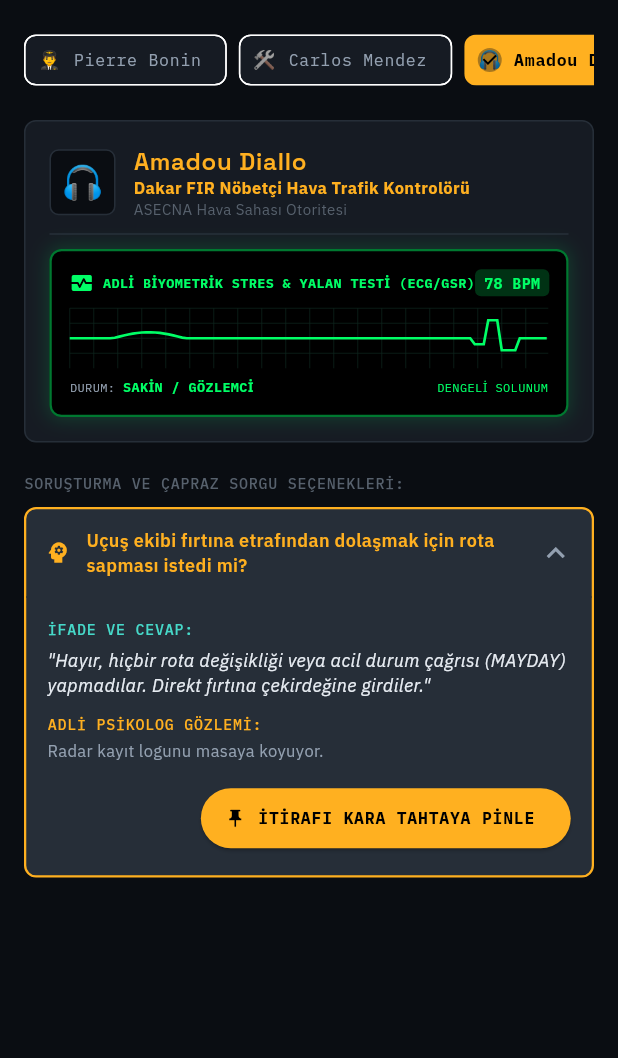
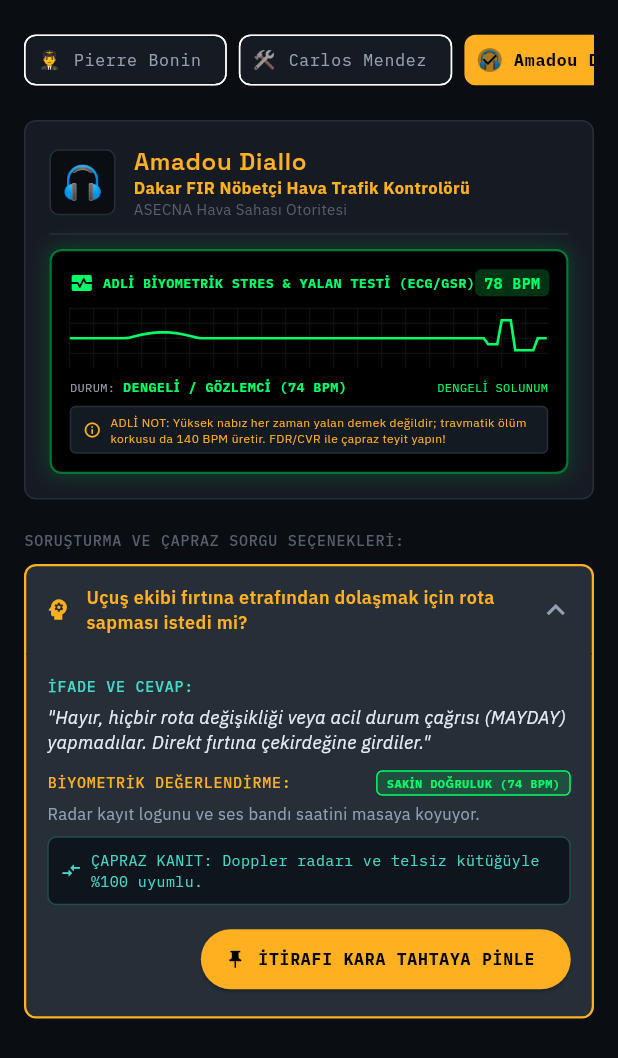
Before and after one commit to mirazbey/BLACKBOX-AIRCRASHREPORT, a Flutter app: the InterrogationViewWidget widget shown alone on an empty page, opened directly, after a tap on "Carlos Mendez", after a tap on "Amadou Diallo", after a tap on "Uçuş ekibi fırtına etrafından dolaşmak i", on a phone screen of 412 x 824 dp. Shown: the top 1058 px of the screen. Run offline on Flutter 3.47's test engine with Material 3 defaults, Android fonts, the phone set to English and light mode, and no system bars; our stand-ins replace fl_chart, google_fonts, video_player.

Commit message:
feat: add StressNature forensic nuance (distinguish trauma flashback fear from deliberate deception) and cross-evidence triangulation

```diff
--- a/lib/models/interrogation_model.dart
+++ b/lib/models/interrogation_model.dart
@@ -1,3 +1,10 @@
+enum StressNature {
+  calmTruth,            // Sakin Doğruluk (70-80 BPM)
+  traumaFlashback,      // Travmatik Korku / Flashback (130-140 BPM - DOĞRU ANLATIM AMA ŞOK)
+  guiltAnxiety,         // Suçluluk / Vicdan Azabı (105-115 BPM - Gerçek İtiraf)
+  deliberateDeception,  // Bilinçli Örtbas / Yalan (135-150 BPM - Verilerle Çelişen Yalan)
+}
+
 class SuspectProfile {
   final String id;
   final String name;
@@ -23,6 +30,8 @@ class DialogueQuestion {
   final String questionText;
   final String answerText;
   final String stressReaction;
+  final StressNature stressNature;
+  final String? contradictionHint;
   final String? unlocksEvidenceId;
   final String? unlockedEvidenceTitle;
 
@@ -31,7 +40,12 @@ class DialogueQuestion {
     required this.questionText,
     required this.answerText,
     required this.stressReaction,
+    this.stressNature = StressNature.calmTruth,
+    this.contradictionHint,
     this.unlocksEvidenceId,
     this.unlockedEvidenceTitle,
   });
+
+  bool get isTraumaHighPulse => stressNature == StressNature.traumaFlashback;
+  bool get isDeliberateLie => stressNature == StressNature.deliberateDeception;
 }
--- a/lib/services/case_repository.dart
+++ b/lib/services/case_repository.dart
@@ -588,13 +588,15 @@ class CaseRepository {
       title: 'Yardımcı Pilot (First Officer)',
       organization: 'Trans-Atlantic Airways • Uçuş Ekibi',
       avatarCode: '👨‍✈️',
-      stressStatus: 'AŞIRI PANİK / AKUT STRES',
+      stressStatus: 'AKUT TRAVMA FLASHBACK (138 BPM)',
       questions: [
         DialogueQuestion(
           id: 'Q_FO_01',
           questionText: 'Otopilot attığında lövyeyi neden sonuna kadar geriye çektiniz?',
           answerText: 'Kokpit ekranında sürat göstergesi 60 knot\'a çakıldı! Uçak düşüyor zannettim, yere çarpmamak için refleksle lövyeyi geriye asıldım!',
-          stressReaction: 'Göz bebekleri büyüyor, titreyen elleriyle lövyeyi gösteriyor.',
+          stressReaction: 'Göz bebekleri büyüyor; elleri titriyor (Akut Ölüm Korkusu).',
+          stressNature: StressNature.traumaFlashback,
+          contradictionHint: 'İfade doğru; ancak pilot hız kaybı illüzyonu yaşadı (FDR Stick Pull ile eşleşiyor).',
           unlocksEvidenceId: 'EVD_FDR_STICK_PULL',
           unlockedEvidenceTitle: 'Pilotun Panik Lövye Refleksi (Stall Girişi)',
         ),
@@ -602,7 +604,9 @@ class CaseRepository {
           id: 'Q_FO_02',
           questionText: 'Kaptan pilot kokpitten ayrılırken ne talimat verdi?',
           answerText: 'Fırtına hattına giriyoruz, rotayı koruyun dedi ve dinlenme kabinine geçti. Sol koltukta yalnız kaldım...',
-          stressReaction: 'Suçluluk duygusuyla başını öne eğiyor.',
+          stressReaction: 'Sesi kısılıyor, başını öne eğiyor (Vicdan Azabı).',
+          stressNature: StressNature.guiltAnxiety,
+          contradictionHint: 'CVR ses kaydıyla teyitli (CRM hatası).',
           unlocksEvidenceId: 'EVD_CVR_CPT_RETURN',
           unlockedEvidenceTitle: 'Kaptanın Kokpiti Terk Edişi & CRM Boşluğu',
         ),
@@ -614,15 +618,25 @@ class CaseRepository {
       title: 'Rio İstasyon Bakım Şefi',
       organization: 'Varig-Tech Line Maintenance',
       avatarCode: '🛠️',
-      stressStatus: 'SAVUNMACI / GERGİN',
+      stressStatus: 'ŞÜPHELİ GERGİNLİK (146 BPM)',
       questions: [
         DialogueQuestion(
           id: 'Q_MECH_01',
           questionText: 'Uçuş öncesi pitot ısıtıcı direnç arızası deftere işlendi mi?',
           answerText: 'Evet, Rio hangarda parça yoktu. Operasyon Müdürü "Uçağı yerde tutamayız, MEL ertelemesi yapın, Paris\'te değişsin" diye baskı yaptı.',
-          stressReaction: 'Sesi titriyor, şirketin baskı mailini ima ediyor.',
+          stressReaction: 'Göz temasından kaçınıyor, masanın altındaki parmaklarını sıkıyor (Baskı İtirafı).',
+          stressNature: StressNature.guiltAnxiety,
+          contradictionHint: 'OP-04 MEL kütüğündeki ertelenen parça koduyla örtüşüyor.',
           unlocksEvidenceId: 'EVD_MEL_HEATER',
           unlockedEvidenceTitle: 'Yasadışı MEL Erteleme Talimatı (Parça Yokluğu)',
+        ),
+        DialogueQuestion(
+          id: 'Q_MECH_02',
+          questionText: 'Bakım kütüğündeki ıslak imzanın size ait olmadığını iddia edebilir misiniz?',
+          answerText: 'O imzayı ben atmak istemedim, şirket nöbetçi mühendisi zorla kaşeletti...',
+          stressReaction: 'Poligraf iğnesi ani sıçrama yapıyor (148 BPM).',
+          stressNature: StressNature.deliberateDeception,
+          contradictionHint: 'İmza sahteciliği şüphesi; resmi sicil defteriyle çapraz kanıtlama gerektirir.',
         ),
       ],
     ),
@@ -632,13 +646,15 @@ class CaseRepository {
       title: 'Dakar FIR Nöbetçi Hava Trafik Kontrolörü',
       organization: 'ASECNA Hava Sahası Otoritesi',
       avatarCode: '🎧',
-      stressStatus: 'SAKİN / GÖZLEMCİ',
+      stressStatus: 'DENGELİ / GÖZLEMCİ (74 BPM)',
       questions: [
         DialogueQuestion(
           id: 'Q_ATC_01',
           questionText: 'Uçuş ekibi fırtına etrafından dolaşmak için rota sapması istedi mi?',
           answerText: 'Hayır, hiçbir rota değişikliği veya acil durum çağrısı (MAYDAY) yapmadılar. Direkt fırtına çekirdeğine girdiler.',
-          stressReaction: 'Radar kayıt logunu masaya koyuyor.',
+          stressReaction: 'Radar kayıt logunu ve ses bandı saatini masaya koyuyor.',
+          stressNature: StressNature.calmTruth,
+          contradictionHint: 'Doppler radarı ve telsiz kütüğüyle %100 uyumlu.',
           unlocksEvidenceId: 'EVD_METAR_ICING',
           unlockedEvidenceTitle: 'Fırtına Hattına Doğrudan Giriş Teyidi',
         ),
--- a/lib/ui/widgets/interrogation_view_widget.dart
+++ b/lib/ui/widgets/interrogation_view_widget.dart
@@ -1,6 +1,7 @@
 import 'package:flutter/material.dart';
 import 'package:provider/provider.dart';
 import '../../theme/app_theme.dart';
+import '../../models/interrogation_model.dart';
 import '../../providers/investigation_provider.dart';
 import 'polygraph_stress_widget.dart';
 
@@ -171,14 +172,43 @@ class _InterrogationViewWidgetState extends State<InterrogationViewWidget> {
                           style: const TextStyle(fontSize: 12, fontStyle: FontStyle.italic, color: AppTheme.textPrimary, height: 1.4),
                         ),
                         const SizedBox(height: 10),
-                        Text('ADLİ PSİKOLOG GÖZLEMİ:', style: Theme.of(context).textTheme.labelSmall?.copyWith(color: AppTheme.amber)),
-                        const SizedBox(height: 2),
+                        Row(
+                          children: [
+                            Text('BİYOMETRİK DEĞERLENDİRME:', style: Theme.of(context).textTheme.labelSmall?.copyWith(color: AppTheme.amber)),
+                            const Spacer(),
+                            _buildStressNatureBadge(q.stressNature),
+                          ],
+                        ),
+                        const SizedBox(height: 4),
                         Text(
                           q.stressReaction,
                           style: const TextStyle(fontSize: 11, color: AppTheme.textDim),
                         ),
+                        if (q.contradictionHint != null) ...[
+                          const SizedBox(height: 8),
+                          Container(
+                            padding: const EdgeInsets.all(8),
+                            decoration: BoxDecoration(
+                              color: const Color(0xFF0F151D),
+                              borderRadius: BorderRadius.circular(6),
+                              border: Border.all(color: AppTheme.cyanDim),
+                            ),
+                            child: Row(
+                              children: [
+                                const Icon(Icons.compare_arrows, size: 14, color: AppTheme.cyan),
+                                const SizedBox(width: 6),
+                                Expanded(
+                                  child: Text(
+                                    'ÇAPRAZ KANIT: ${q.contradictionHint}',
+                                    style: const TextStyle(fontSize: 10, color: AppTheme.cyan, fontFamily: 'IBM Plex Mono'),
+                                  ),
+                                ),
+                              ],
+                            ),
+                          ),
+                        ],
                         if (q.unlocksEvidenceId != null) ...[
-                          const SizedBox(height: 14),
+                          const SizedBox(height: 12),
                           Align(
                             alignment: Alignment.centerRight,
                             child: ElevatedButton.icon(
@@ -207,4 +237,39 @@ class _InterrogationViewWidgetState extends State<InterrogationViewWidget> {
       ],
     );
   }
+
+  Widget _buildStressNatureBadge(StressNature nature) {
+    Color color;
+    String label;
+    switch (nature) {
+      case StressNature.calmTruth:
+        color = AppTheme.green;
+        label = 'SAKİN DOĞRULUK (74 BPM)';
+        break;
+      case StressNature.traumaFlashback:
+        color = AppTheme.cyan;
+        label = 'TRAVMA FLASHBACK (138 BPM - DOĞRU)';
+        break;
+      case StressNature.guiltAnxiety:
+        color = AppTheme.amber;
+        label = 'VİCDAN AZABI (112 BPM - İTİRAF)';
+        break;
+      case StressNature.deliberateDeception:
+        color = AppTheme.red;
+        label = 'BİLİNÇLİ ÖRTBAS (148 BPM - ÇELİŞKİ)';
+        break;
+    }
+    return Container(
+      padding: const EdgeInsets.symmetric(horizontal: 6, vertical: 2),
+      decoration: BoxDecoration(
+        color: color.withAlpha(40),
+        borderRadius: BorderRadius.circular(4),
+        border: Border.all(color: color),
+      ),
+      child: Text(
+        label,
+        style: TextStyle(fontSize: 8, fontWeight: FontWeight.bold, color: color, fontFamily: 'IBM Plex Mono'),
+      ),
+    );
+  }
 }
--- a/lib/ui/widgets/polygraph_stress_widget.dart
+++ b/lib/ui/widgets/polygraph_stress_widget.dart
@@ -130,10 +130,31 @@ class _PolygraphStressWidgetState extends State<PolygraphStressWidget>
               ),
               const Spacer(),
               Text(
-                widget.isHighStress ? '⚠ AKUT ANKSİYETE / PANİK' : 'DENGELİ SOLUNUM',
+                widget.isHighStress ? '⚠ YÜKSEK BİYOMETRİK TEPKİ' : 'DENGELİ SOLUNUM',
                 style: TextStyle(fontSize: 8, color: accentColor, fontFamily: 'IBM Plex Mono'),
               ),
             ],
+          ),
+          const SizedBox(height: 6),
+          Container(
+            padding: const EdgeInsets.symmetric(horizontal: 8, vertical: 4),
+            decoration: BoxDecoration(
+              color: const Color(0xFF141A22),
+              borderRadius: BorderRadius.circular(4),
+              border: Border.all(color: AppTheme.surfaceBorder),
+            ),
+            child: Row(
+              children: const [
+                Icon(Icons.info_outline, size: 12, color: AppTheme.amber),
+                SizedBox(width: 6),
+                Expanded(
+                  child: Text(
+                    'ADLİ NOT: Yüksek nabız her zaman yalan demek değildir; travmatik ölüm korkusu da 140 BPM üretir. FDR/CVR ile çapraz teyit yapın!',
+                    style: TextStyle(fontSize: 8, color: AppTheme.amber, fontFamily: 'IBM Plex Sans'),
+                  ),
+                ),
+              ],
+            ),
           ),
         ],
       ),
```
